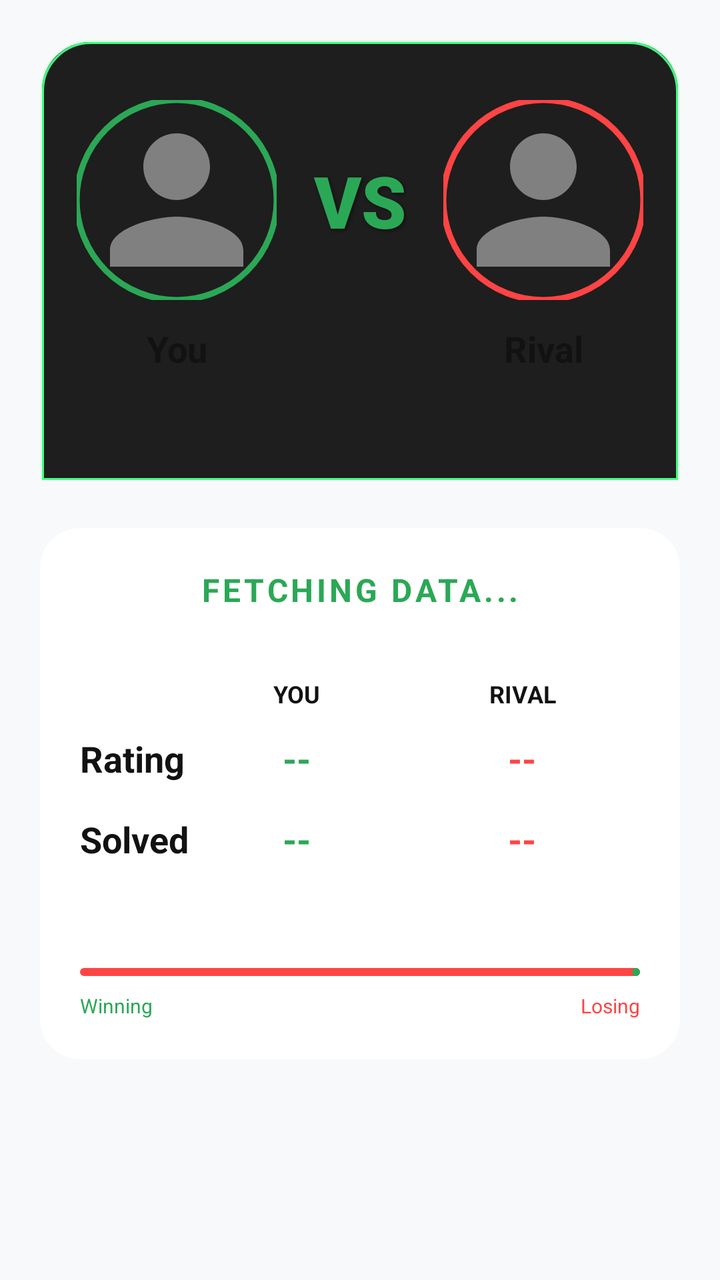
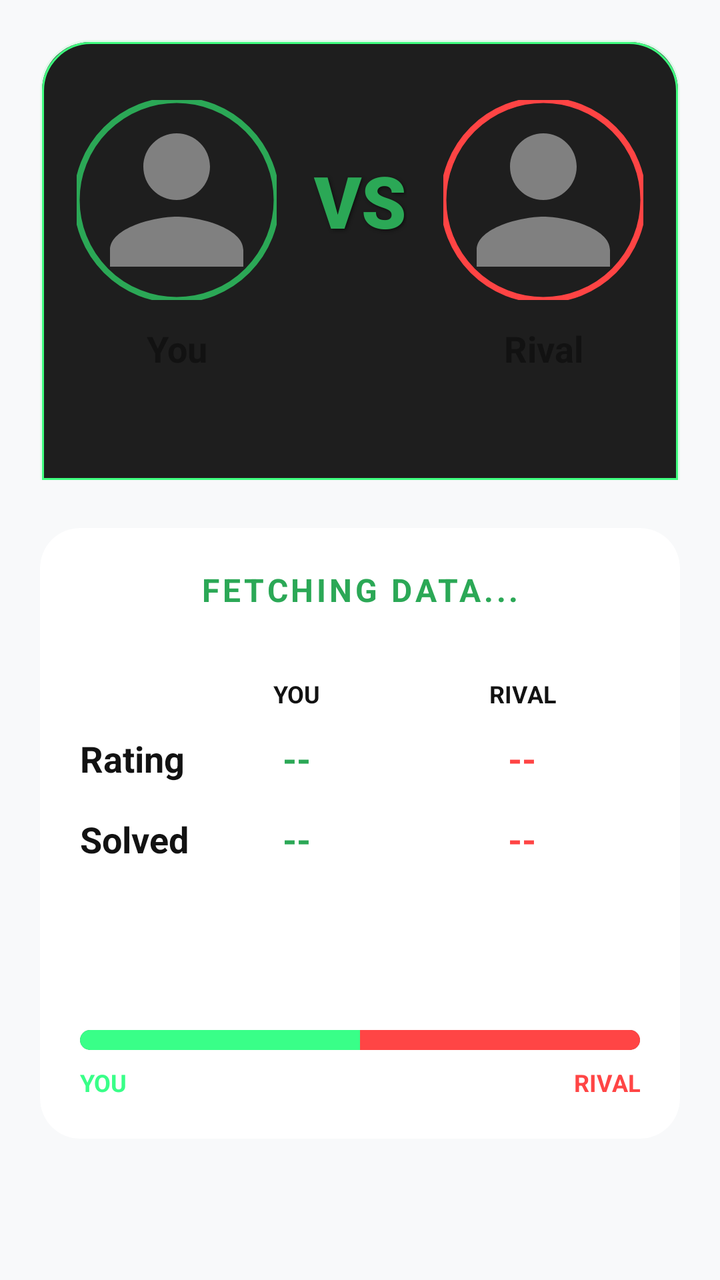

Compare the two renders of this Android layout. The source of the first and the diff that turns it into the second are given below.
<!-- AndroidManifest.xml: application theme Theme.CfRivals -->
<!-- res/layout/fragment_home.xml -->
<?xml version="1.0" encoding="utf-8"?>
<androidx.core.widget.NestedScrollView xmlns:android="http://schemas.android.com/apk/res/android"
    xmlns:app="http://schemas.android.com/apk/res-auto"
    xmlns:tools="http://schemas.android.com/tools"
    android:layout_width="match_parent"
    android:layout_height="match_parent"
    android:background="?attr/app_background">

    <androidx.constraintlayout.widget.ConstraintLayout
        android:layout_width="match_parent"
        android:layout_height="wrap_content"
        android:padding="20dp">

        
        <View
            android:id="@+id/battleBackground"
            android:layout_width="match_parent"
            android:layout_height="220dp"
            android:background="@drawable/bg_prof_card"
            app:layout_constraintTop_toTopOf="parent" />

        <com.google.android.material.imageview.ShapeableImageView
            android:id="@+id/imgMe"
            android:layout_width="100dp"
            android:layout_height="100dp"
            android:layout_marginTop="30dp"
            android:scaleType="centerCrop"
            android:src="@drawable/ic_avatar"
            app:layout_constraintEnd_toStartOf="@+id/txtVs"
            app:layout_constraintHorizontal_bias="0.5"
            app:layout_constraintStart_toStartOf="parent"
            app:layout_constraintTop_toTopOf="@id/battleBackground"
            app:shapeAppearanceOverlay="@style/ShapeAppearance.Material3.Corner.Full"
            app:strokeColor="?attr/neon_accent"
            app:strokeWidth="3dp" />

        <TextView
            android:id="@+id/txtVs"
            android:layout_width="wrap_content"
            android:layout_height="wrap_content"
            android:text="VS"
            android:textColor="?attr/neon_accent"
            android:textSize="36sp"
            android:fontFamily="sans-serif-black"
            android:textStyle="bold"
            android:shadowColor="#80000000"
            android:shadowDx="2"
            android:shadowDy="2"
            android:shadowRadius="4"
            app:layout_constraintBottom_toBottomOf="@+id/imgMe"
            app:layout_constraintEnd_toStartOf="@+id/imgRival"
            app:layout_constraintHorizontal_bias="0.5"
            app:layout_constraintStart_toEndOf="@+id/imgMe"
            app:layout_constraintTop_toTopOf="@+id/imgMe" />

        <com.google.android.material.imageview.ShapeableImageView
            android:id="@+id/imgRival"
            android:layout_width="100dp"
            android:layout_height="100dp"
            android:layout_marginTop="30dp"
            android:scaleType="centerCrop"
            android:src="@drawable/ic_avatar"
            app:layout_constraintEnd_toEndOf="parent"
            app:layout_constraintHorizontal_bias="0.5"
            app:layout_constraintStart_toEndOf="@+id/txtVs"
            app:layout_constraintTop_toTopOf="@id/battleBackground"
            app:shapeAppearanceOverlay="@style/ShapeAppearance.Material3.Corner.Full"
            app:strokeColor="#FF4444"
            app:strokeWidth="3dp" />

        <TextView
            android:id="@+id/txtUserHandle"
            android:layout_width="0dp"
            android:layout_height="wrap_content"
            android:layout_marginTop="12dp"
            android:gravity="center"
            android:text="You"
            android:textColor="?attr/app_text_primary"
            android:textSize="18sp"
            android:textStyle="bold"
            app:layout_constraintEnd_toEndOf="@+id/imgMe"
            app:layout_constraintStart_toStartOf="@+id/imgMe"
            app:layout_constraintTop_toBottomOf="@+id/imgMe" />

        <TextView
            android:id="@+id/txtRivalHandle"
            android:layout_width="0dp"
            android:layout_height="wrap_content"
            android:layout_marginTop="12dp"
            android:gravity="center"
            android:text="Rival"
            android:textColor="?attr/app_text_primary"
            android:textSize="18sp"
            android:textStyle="bold"
            app:layout_constraintEnd_toEndOf="@+id/imgRival"
            app:layout_constraintStart_toStartOf="@+id/imgRival"
            app:layout_constraintTop_toBottomOf="@+id/imgRival" />

        
        <com.google.android.material.card.MaterialCardView
            android:id="@+id/statsCard"
            android:layout_width="match_parent"
            android:layout_height="wrap_content"
            android:layout_marginTop="24dp"
            app:cardBackgroundColor="?attr/app_card"
            app:cardCornerRadius="20dp"
            app:strokeWidth="1dp"
            app:strokeColor="#1AFFFFFF"
            app:layout_constraintTop_toBottomOf="@+id/battleBackground">

            <LinearLayout
                android:layout_width="match_parent"
                android:layout_height="wrap_content"
                android:orientation="vertical"
                android:padding="20dp">

                <TextView
                    android:id="@+id/txtRatingGap"
                    android:layout_width="match_parent"
                    android:layout_height="wrap_content"
                    android:gravity="center"
                    android:text="FETCHING DATA..."
                    android:textColor="?attr/neon_accent"
                    android:textSize="16sp"
                    android:textStyle="bold"
                    android:letterSpacing="0.1" />

                <View
                    android:layout_width="match_parent"
                    android:layout_height="1dp"
                    android:layout_marginVertical="16dp"
                    android:background="?attr/app_text_secondary"
                    android:alpha="0.2" />

                
                <TableLayout
                    android:layout_width="match_parent"
                    android:layout_height="wrap_content"
                    android:stretchColumns="1,2">

                    <TableRow android:layout_marginBottom="12dp">
                        <TextView
                            android:text="Metric"
                            android:textColor="?attr/app_text_secondary"
                            android:textSize="12sp"
                            android:textStyle="bold" />
                        <TextView
                            android:text="YOU"
                            android:gravity="center"
                            android:textColor="?attr/app_text_primary"
                            android:textSize="12sp"
                            android:textStyle="bold" />
                        <TextView
                            android:text="RIVAL"
                            android:gravity="center"
                            android:textColor="?attr/app_text_primary"
                            android:textSize="12sp"
                            android:textStyle="bold" />
                    </TableRow>

                    <TableRow android:layout_marginBottom="16dp">
                        <TextView
                            android:text="Rating"
                            android:textColor="?attr/app_text_primary"
                            android:textSize="18sp"
                            android:textStyle="bold" />
                        <TextView
                            android:id="@+id/txtMeRating"
                            android:gravity="center"
                            android:text="--"
                            android:textColor="?attr/neon_accent"
                            android:textSize="18sp"
                            android:textStyle="bold" />
                        <TextView
                            android:id="@+id/txtRivalRating"
                            android:gravity="center"
                            android:text="--"
                            android:textColor="#FF4444"
                            android:textSize="18sp"
                            android:textStyle="bold" />
                    </TableRow>

                    <TableRow>
                        <TextView
                            android:text="Solved"
                            android:textColor="?attr/app_text_primary"
                            android:textSize="18sp"
                            android:textStyle="bold" />
                        <TextView
                            android:id="@+id/txtMeSolved"
                            android:gravity="center"
                            android:text="--"
                            android:textColor="?attr/neon_accent"
                            android:textSize="18sp"
                            android:textStyle="bold" />
                        <TextView
                            android:id="@+id/txtRivalSolved"
                            android:gravity="center"
                            android:text="--"
                            android:textColor="#FF4444"
                            android:textSize="18sp"
                            android:textStyle="bold" />
                    </TableRow>
                </TableLayout>

                
                <TextView
                    android:layout_width="wrap_content"
                    android:layout_height="wrap_content"
                    android:layout_marginTop="24dp"
                    android:text="BATTLE DOMINANCE"
                    android:textColor="?attr/app_text_secondary"
                    android:textSize="12sp"
                    android:textStyle="bold"
                    android:letterSpacing="0.1" />

                <com.google.android.material.progressindicator.LinearProgressIndicator
                    android:id="@+id/dominanceBar"
                    android:layout_width="match_parent"
                    android:layout_height="12dp"
                    android:layout_marginTop="12dp"
                    android:progress="50"
                    app:indicatorColor="?attr/neon_accent"
                    app:trackColor="#FF4444"
                    app:trackCornerRadius="6dp" />

                <RelativeLayout
                    android:layout_width="match_parent"
                    android:layout_height="wrap_content"
                    android:layout_marginTop="8dp">
                    <TextView
                        android:layout_width="wrap_content"
                        android:layout_height="wrap_content"
                        android:text="Winning"
                        android:textColor="?attr/neon_accent"
                        android:textSize="10sp"
                        android:layout_alignParentStart="true" />
                    <TextView
                        android:layout_width="wrap_content"
                        android:layout_height="wrap_content"
                        android:text="Losing"
                        android:textColor="#FF4444"
                        android:textSize="10sp"
                        android:layout_alignParentEnd="true" />
                </RelativeLayout>

            </LinearLayout>
        </com.google.android.material.card.MaterialCardView>

    </androidx.constraintlayout.widget.ConstraintLayout>
</androidx.core.widget.NestedScrollView>
<!-- resources referenced by this layout -->
<resources>
  <!-- drawable bg_prof_card (drawable) -->
  <?xml version="1.0" encoding="utf-8"?>
  <layer-list xmlns:android="http://schemas.android.com/apk/res/android">
  
      <item>
          <shape android:shape="rectangle">
              <corners
                  android:topLeftRadius="24dp"
                  android:topRightRadius="24dp" />
              <solid android:color="@color/card_dark" />
              <stroke
                  android:width="2dp"
                  android:color="#203FFF7F" />
          </shape>
      </item>
  
      <item android:left="1dp" android:right="1dp" android:top="1dp" android:bottom="0dp">
          <shape android:shape="rectangle">
              <corners
                  android:topLeftRadius="24dp"
                  android:topRightRadius="24dp" />
              <solid android:color="@color/card_dark" />
              <stroke
                  android:width="1dp"
                  android:color="@color/neon_green" />
          </shape>
      </item>
  
  </layer-list>
  <!-- drawable ic_avatar (drawable) -->
  <vector xmlns:android="http://schemas.android.com/apk/res/android"
      android:width="24dp"
      android:height="24dp"
      android:viewportWidth="24"
      android:viewportHeight="24">
      <path
          android:fillColor="#808080"
          android:pathData="M12,12c2.21,0 4,-1.79 4,-4s-1.79,-4 -4,-4 -4,1.79 -4,4 1.79,4 4,4zM12,14c-2.67,0 -8,1.34 -8,4v2h16v-2c0,-2.66 -5.33,-4 -8,-4z"/>
  </vector>
  <style name="Theme.CfRivals" parent="Base.Theme.CfRivals" />
  <color name="card_dark">#1E1E1E</color>
  <color name="neon_green">#3FFF7F</color>
  <style name="Base.Theme.CfRivals" parent="Theme.Material3.DayNight.NoActionBar">
          
          <item name="app_background">@color/bg_color_light</item>
          <item name="app_card">@color/card_color_light</item>
          <item name="app_text_primary">@color/text_color_light</item>
          <item name="app_text_secondary">@color/grey_placeholder_text</item>
          <item name="neon_accent">@color/neon_green_accent</item>
  
          <item name="colorPrimary">@color/neon_green_accent</item>
          <item name="colorOnPrimary">@color/white</item>
          <item name="colorSurface">@color/bg_color_light</item>
          <item name="colorOnSurface">@color/text_color_light</item>
          <item name="colorSurfaceContainer">@color/card_color_light</item>
  
          <item name="android:statusBarColor">@color/bg_color_light</item>
          <item name="android:windowLightStatusBar">true</item>
      </style>
  <color name="bg_color_light">#F8F9FA</color>
  <color name="card_color_light">#FFFFFF</color>
  <color name="text_color_light">#121212</color>
  <color name="grey_placeholder_text">#80FFFFFF</color>
  <color name="neon_green_accent">#2BA856</color>
  <color name="white">#FFFFFFFF</color>
</resources>

<!-- the commit's change to res/layout/fragment_home.xml (unified diff, before → after) -->
@@ -1,5 +1,6 @@
 <?xml version="1.0" encoding="utf-8"?>
-<androidx.core.widget.NestedScrollView xmlns:android="http://schemas.android.com/apk/res/android"
+<androidx.core.widget.NestedScrollView
+    xmlns:android="http://schemas.android.com/apk/res/android"
     xmlns:app="http://schemas.android.com/apk/res-auto"
     xmlns:tools="http://schemas.android.com/tools"
     android:layout_width="match_parent"
@@ -18,6 +19,16 @@
             android:layout_height="220dp"
             android:background="@drawable/bg_prof_card"
             app:layout_constraintTop_toTopOf="parent" />
+
+        <ProgressBar
+            android:id="@+id/progressBar"
+            android:layout_width="48dp"
+            android:layout_height="48dp"
+            android:visibility="gone"
+            app:layout_constraintTop_toTopOf="@id/battleBackground"
+            app:layout_constraintBottom_toBottomOf="@id/battleBackground"
+            app:layout_constraintStart_toStartOf="parent"
+            app:layout_constraintEnd_toEndOf="parent" />
 
         <com.google.android.material.imageview.ShapeableImageView
             android:id="@+id/imgMe"
@@ -114,6 +125,7 @@
                 android:orientation="vertical"
                 android:padding="20dp">
 
+                
                 <TextView
                     android:id="@+id/txtRatingGap"
                     android:layout_width="match_parent"
@@ -138,32 +150,41 @@
                     android:layout_height="wrap_content"
                     android:stretchColumns="1,2">
 
-                    <TableRow android:layout_marginBottom="12dp">
+                    <TableRow
+                        android:layout_marginBottom="12dp">
+
                         <TextView
                             android:text="Metric"
                             android:textColor="?attr/app_text_secondary"
                             android:textSize="12sp"
                             android:textStyle="bold" />
-                        <TextView
+
+                        <TextView
+                            android:gravity="center"
                             android:text="YOU"
-                            android:gravity="center"
                             android:textColor="?attr/app_text_primary"
                             android:textSize="12sp"
                             android:textStyle="bold" />
-                        <TextView
+
+                        <TextView
+                            android:gravity="center"
                             android:text="RIVAL"
-                            android:gravity="center"
                             android:textColor="?attr/app_text_primary"
                             android:textSize="12sp"
                             android:textStyle="bold" />
+
                     </TableRow>
 
-                    <TableRow android:layout_marginBottom="16dp">
+                    
+                    <TableRow
+                        android:layout_marginBottom="16dp">
+
                         <TextView
                             android:text="Rating"
                             android:textColor="?attr/app_text_primary"
                             android:textSize="18sp"
                             android:textStyle="bold" />
+
                         <TextView
                             android:id="@+id/txtMeRating"
                             android:gravity="center"
@@ -171,6 +192,7 @@
                             android:textColor="?attr/neon_accent"
                             android:textSize="18sp"
                             android:textStyle="bold" />
+
                         <TextView
                             android:id="@+id/txtRivalRating"
                             android:gravity="center"
@@ -178,14 +200,18 @@
                             android:textColor="#FF4444"
                             android:textSize="18sp"
                             android:textStyle="bold" />
+
                     </TableRow>
 
+                    
                     <TableRow>
+
                         <TextView
                             android:text="Solved"
                             android:textColor="?attr/app_text_primary"
                             android:textSize="18sp"
                             android:textStyle="bold" />
+
                         <TextView
                             android:id="@+id/txtMeSolved"
                             android:gravity="center"
@@ -193,6 +219,7 @@
                             android:textColor="?attr/neon_accent"
                             android:textSize="18sp"
                             android:textStyle="bold" />
+
                         <TextView
                             android:id="@+id/txtRivalSolved"
                             android:gravity="center"
@@ -200,11 +227,26 @@
                             android:textColor="#FF4444"
                             android:textSize="18sp"
                             android:textStyle="bold" />
+
                     </TableRow>
+
                 </TableLayout>
 
                 
                 <TextView
+                    android:id="@+id/txtSolvedGap"
+                    android:layout_width="match_parent"
+                    android:layout_height="wrap_content"
+                    android:layout_marginTop="12dp"
+                    android:gravity="center"
+                    android:text="--"
+                    android:textColor="?attr/app_text_secondary"
+                    android:textSize="14sp"
+                    android:textStyle="bold" />
+
+                
+                <TextView
+                    android:id="@+id/txtBattleDominance"
                     android:layout_width="wrap_content"
                     android:layout_height="wrap_content"
                     android:layout_marginTop="24dp"
@@ -214,38 +256,78 @@
                     android:textStyle="bold"
                     android:letterSpacing="0.1" />
 
-                <com.google.android.material.progressindicator.LinearProgressIndicator
-                    android:id="@+id/dominanceBar"
-                    android:layout_width="match_parent"
-                    android:layout_height="12dp"
+                
+                <LinearLayout
+                    android:id="@+id/dominanceBarContainer"
+                    android:layout_width="match_parent"
+                    android:layout_height="10dp"
                     android:layout_marginTop="12dp"
-                    android:progress="50"
-                    app:indicatorColor="?attr/neon_accent"
-                    app:trackColor="#FF4444"
-                    app:trackCornerRadius="6dp" />
-
-                <RelativeLayout
-                    android:layout_width="match_parent"
-                    android:layout_height="wrap_content"
-                    android:layout_marginTop="8dp">
+                    android:orientation="horizontal"
+                    android:clipToOutline="true"
+                    android:background="@drawable/bg_dominance_track">
+
+                    <View
+                        android:id="@+id/dominanceYou"
+                        android:layout_width="0dp"
+                        android:layout_height="match_parent"
+                        android:layout_weight="50"
+                        android:background="#39FF88" />
+
+                    <View
+                        android:id="@+id/dominanceRival"
+                        android:layout_width="0dp"
+                        android:layout_height="match_parent"
+                        android:layout_weight="50"
+                        android:background="#FF4545" />
+
+                </LinearLayout>
+
+                
+                <LinearLayout
+                    android:layout_width="match_parent"
+                    android:layout_height="wrap_content"
+                    android:layout_marginTop="8dp"
+                    android:orientation="horizontal">
+
                     <TextView
-                        android:layout_width="wrap_content"
+                        android:id="@+id/txtYouDominance"
+                        android:layout_width="0dp"
                         android:layout_height="wrap_content"
-                        android:text="Winning"
-                        android:textColor="?attr/neon_accent"
-                        android:textSize="10sp"
-                        android:layout_alignParentStart="true" />
+                        android:layout_weight="1"
+                        android:text="YOU"
+                        android:textColor="#39FF88"
+                        android:textSize="12sp"
+                        android:textStyle="bold" />
+
                     <TextView
-                        android:layout_width="wrap_content"
+                        android:id="@+id/txtRivalDominance"
+                        android:layout_width="0dp"
                         android:layout_height="wrap_content"
-                        android:text="Losing"
-                        android:textColor="#FF4444"
-                        android:textSize="10sp"
-                        android:layout_alignParentEnd="true" />
-                </RelativeLayout>
+                        android:layout_weight="1"
+                        android:gravity="end"
+                        android:text="RIVAL"
+                        android:textColor="#FF4545"
+                        android:textSize="12sp"
+                        android:textStyle="bold" />
+
+                </LinearLayout>
 
             </LinearLayout>
+
         </com.google.android.material.card.MaterialCardView>
 
+        
+        <com.google.android.material.button.MaterialButton
+            android:id="@+id/btnRetry"
+            android:layout_width="wrap_content"
+            android:layout_height="wrap_content"
+            android:layout_marginTop="16dp"
+            android:text="Retry"
+            android:visibility="gone"
+            app:layout_constraintEnd_toEndOf="parent"
+            app:layout_constraintStart_toStartOf="parent"
+            app:layout_constraintTop_toBottomOf="@id/statsCard" />
+
     </androidx.constraintlayout.widget.ConstraintLayout>
+
 </androidx.core.widget.NestedScrollView>
<!-- resource entries referenced after the edit -->
@@ -1,5 +1,15 @@
 <!-- resources referenced by this layout -->
 <resources>
+  <!-- drawable bg_dominance_track (drawable) -->
+  <?xml version="1.0" encoding="utf-8"?>
+  <shape xmlns:android="http://schemas.android.com/apk/res/android"
+      android:shape="rectangle">
+  
+      <corners android:radius="6dp" />
+  
+      <solid android:color="#333333" />
+  
+  </shape>
   <!-- drawable bg_prof_card (drawable) -->
   <?xml version="1.0" encoding="utf-8"?>
   <layer-list xmlns:android="http://schemas.android.com/apk/res/android">
